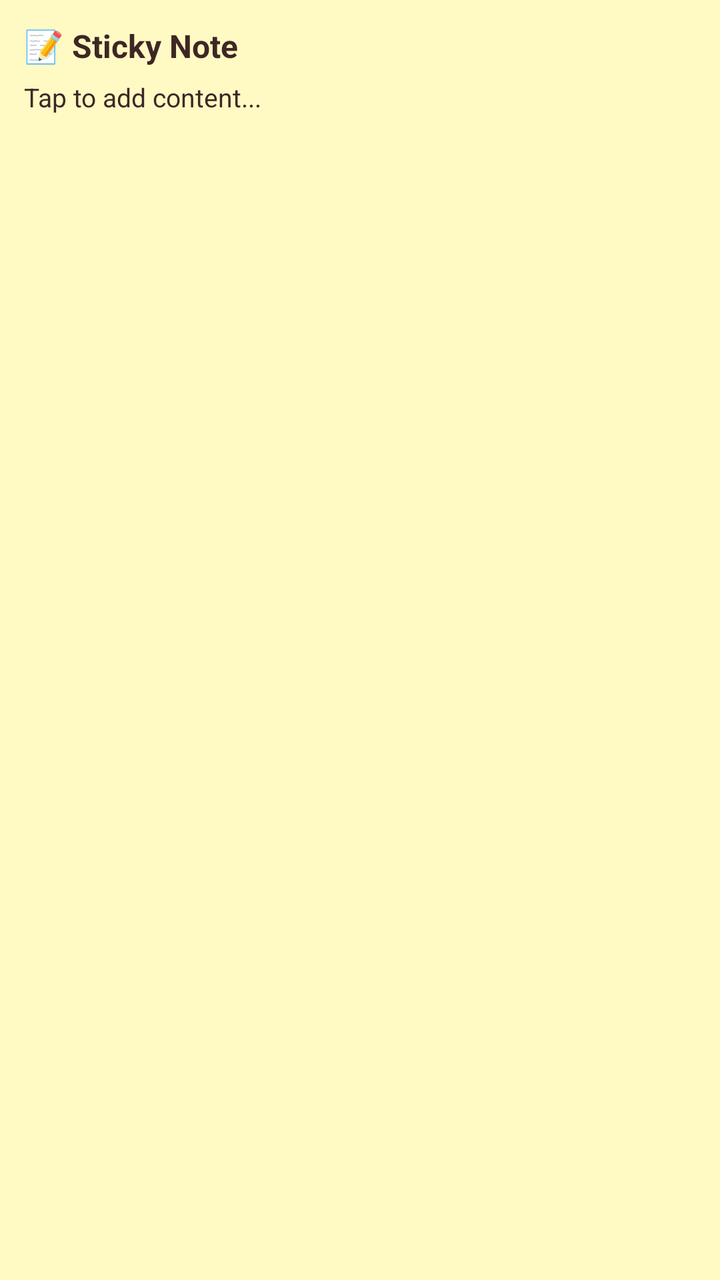
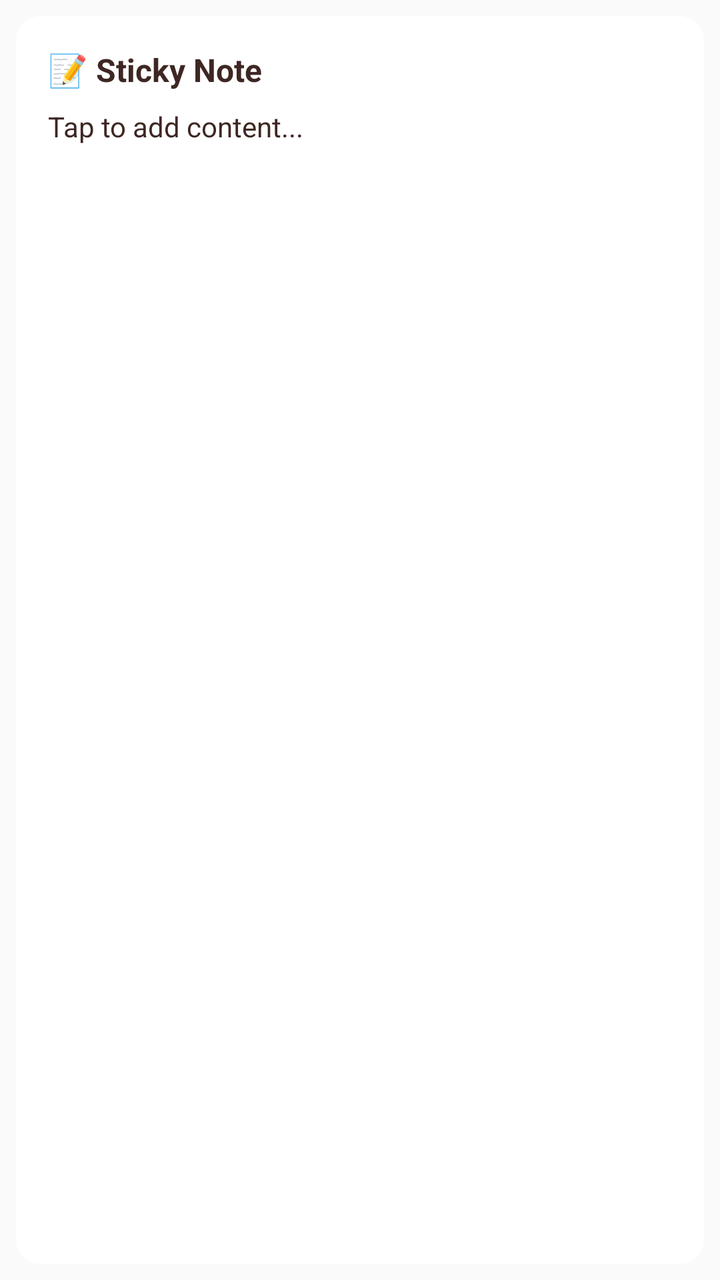

An Android layout rendered at two revisions. The XML below is the earlier revision; the diff shows what the commit changed to produce the second picture.
<!-- AndroidManifest.xml: application theme AppTheme -->
<!-- res/layout/widget_sticky_note.xml -->
<?xml version="1.0" encoding="utf-8"?>
<LinearLayout xmlns:android="http://schemas.android.com/apk/res/android"
    android:id="@+id/widget_root"
    android:layout_width="match_parent"
    android:layout_height="match_parent"
    android:orientation="vertical"
    android:padding="12dp"
    android:background="#FFF9C4">

    
    <TextView
        android:id="@+id/widget_title"
        android:layout_width="match_parent"
        android:layout_height="wrap_content"
        android:text="📝 Sticky Note"
        android:textSize="16sp"
        android:textStyle="bold"
        android:textColor="#3E2723"
        android:maxLines="1"
        android:ellipsize="end"
        android:paddingBottom="6dp" />

    
    <TextView
        android:id="@+id/widget_content"
        android:layout_width="match_parent"
        android:layout_height="0dp"
        android:layout_weight="1"
        android:text="Tap to add content..."
        android:textSize="13sp"
        android:textColor="#3E2723"
        android:lineSpacingMultiplier="1.3"
        android:maxLines="8"
        android:ellipsize="end"
        android:gravity="top" />

    
    <TextView
        android:id="@+id/widget_category"
        android:layout_width="wrap_content"
        android:layout_height="wrap_content"
        android:textSize="10sp"
        android:textStyle="bold"
        android:textColor="#3E2723"
        android:alpha="0.6"
        android:paddingTop="4dp"
        android:paddingBottom="2dp"
        android:paddingLeft="8dp"
        android:paddingRight="8dp"
        android:visibility="gone"
        android:textAllCaps="true" />

</LinearLayout>
<!-- resources referenced by this layout -->
<resources>
  <style name="AppTheme" parent="Theme.AppCompat.Light.DarkActionBar">
          
          <item name="colorPrimary">@color/colorPrimary</item>
          <item name="colorPrimaryDark">@color/colorPrimaryDark</item>
          <item name="colorAccent">@color/colorAccent</item>
      </style>
</resources>

<!-- the commit's change to res/layout/widget_sticky_note.xml (unified diff, before → after) -->
@@ -1,53 +1,68 @@
 <?xml version="1.0" encoding="utf-8"?>
-<LinearLayout xmlns:android="http://schemas.android.com/apk/res/android"
-    android:id="@+id/widget_root"
+<FrameLayout xmlns:android="http://schemas.android.com/apk/res/android"
+    android:id="@+id/widget_container"
     android:layout_width="match_parent"
     android:layout_height="match_parent"
-    android:orientation="vertical"
-    android:padding="12dp"
-    android:background="#FFF9C4">
+    android:padding="8dp"> 
 
     
-    <TextView
-        android:id="@+id/widget_title"
+    <ImageView
+        android:id="@+id/widget_bg_image"
         android:layout_width="match_parent"
-        android:layout_height="wrap_content"
-        android:text="📝 Sticky Note"
-        android:textSize="16sp"
-        android:textStyle="bold"
-        android:textColor="#3E2723"
-        android:maxLines="1"
-        android:ellipsize="end"
-        android:paddingBottom="6dp" />
+        android:layout_height="match_parent"
+        android:src="@drawable/widget_bg_shape"
+        android:scaleType="fitXY"
+        android:elevation="4dp" />
 
     
-    <TextView
-        android:id="@+id/widget_content"
+    <LinearLayout
+        android:id="@+id/widget_root"
         android:layout_width="match_parent"
-        android:layout_height="0dp"
-        android:layout_weight="1"
-        android:text="Tap to add content..."
-        android:textSize="13sp"
-        android:textColor="#3E2723"
-        android:lineSpacingMultiplier="1.3"
-        android:maxLines="8"
-        android:ellipsize="end"
-        android:gravity="top" />
+        android:layout_height="match_parent"
+        android:orientation="vertical"
+        android:padding="16dp"
+        android:elevation="5dp">
 
-    
-    <TextView
-        android:id="@+id/widget_category"
-        android:layout_width="wrap_content"
-        android:layout_height="wrap_content"
-        android:textSize="10sp"
-        android:textStyle="bold"
-        android:textColor="#3E2723"
-        android:alpha="0.6"
-        android:paddingTop="4dp"
-        android:paddingBottom="2dp"
-        android:paddingLeft="8dp"
-        android:paddingRight="8dp"
-        android:visibility="gone"
-        android:textAllCaps="true" />
+        
+        <TextView
+            android:id="@+id/widget_title"
+            android:layout_width="match_parent"
+            android:layout_height="wrap_content"
+            android:text="📝 Sticky Note"
+            android:textSize="16sp"
+            android:textStyle="bold"
+            android:textColor="#3E2723"
+            android:maxLines="1"
+            android:ellipsize="end"
+            android:paddingBottom="8dp" />
 
-</LinearLayout>
+        
+        <TextView
+            android:id="@+id/widget_content"
+            android:layout_width="match_parent"
+            android:layout_height="0dp"
+            android:layout_weight="1"
+            android:text="Tap to add content..."
+            android:textSize="14sp"
+            android:textColor="#3E2723"
+            android:lineSpacingMultiplier="1.2"
+            android:maxLines="8"
+            android:ellipsize="end"
+            android:gravity="top" />
+
+        
+        <TextView
+            android:id="@+id/widget_category"
+            android:layout_width="wrap_content"
+            android:layout_height="wrap_content"
+            android:textSize="11sp"
+            android:textStyle="bold"
+            android:textColor="#3E2723"
+            android:alpha="0.6"
+            android:paddingTop="6dp"
+            android:paddingBottom="2dp"
+            android:visibility="gone"
+            android:textAllCaps="true" />
+
+    </LinearLayout>
+</FrameLayout>
<!-- resource entries referenced after the edit -->
@@ -1,5 +1,12 @@
 <!-- resources referenced by this layout -->
 <resources>
+  <!-- drawable widget_bg_shape (drawable) -->
+  <?xml version="1.0" encoding="utf-8"?>
+  <shape xmlns:android="http://schemas.android.com/apk/res/android"
+      android:shape="rectangle">
+      <corners android:radius="12dp" />
+      <solid android:color="#FFFFFF" />
+  </shape>
   <style name="AppTheme" parent="Theme.AppCompat.Light.DarkActionBar">
           
           <item name="colorPrimary">@color/colorPrimary</item>
